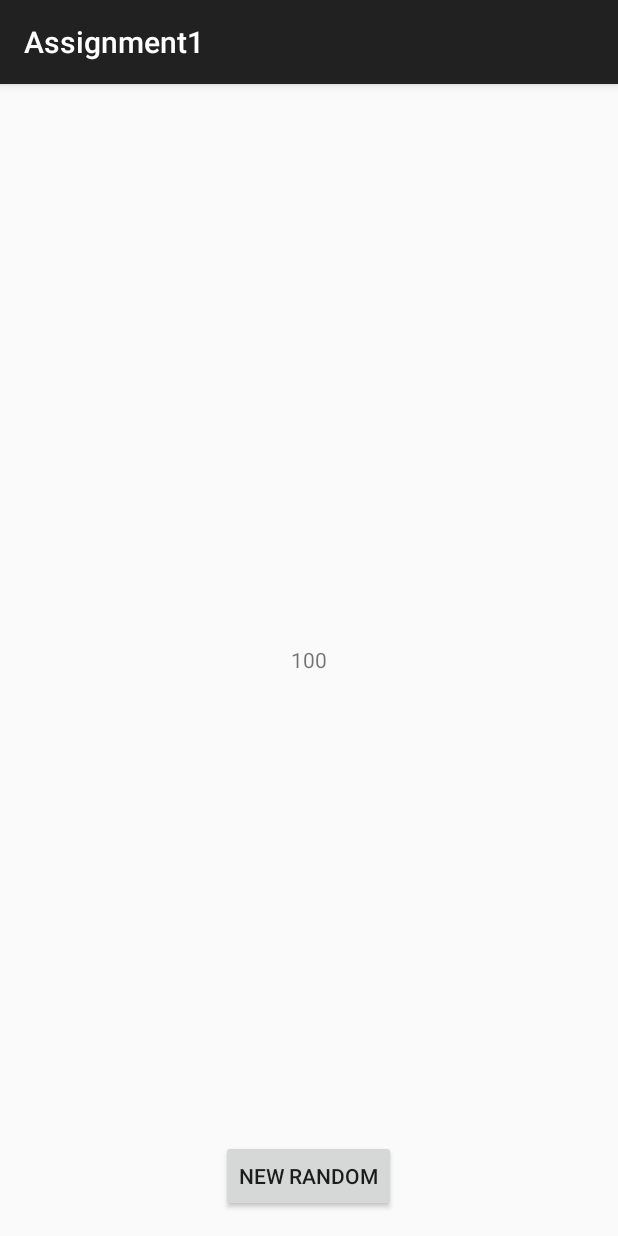
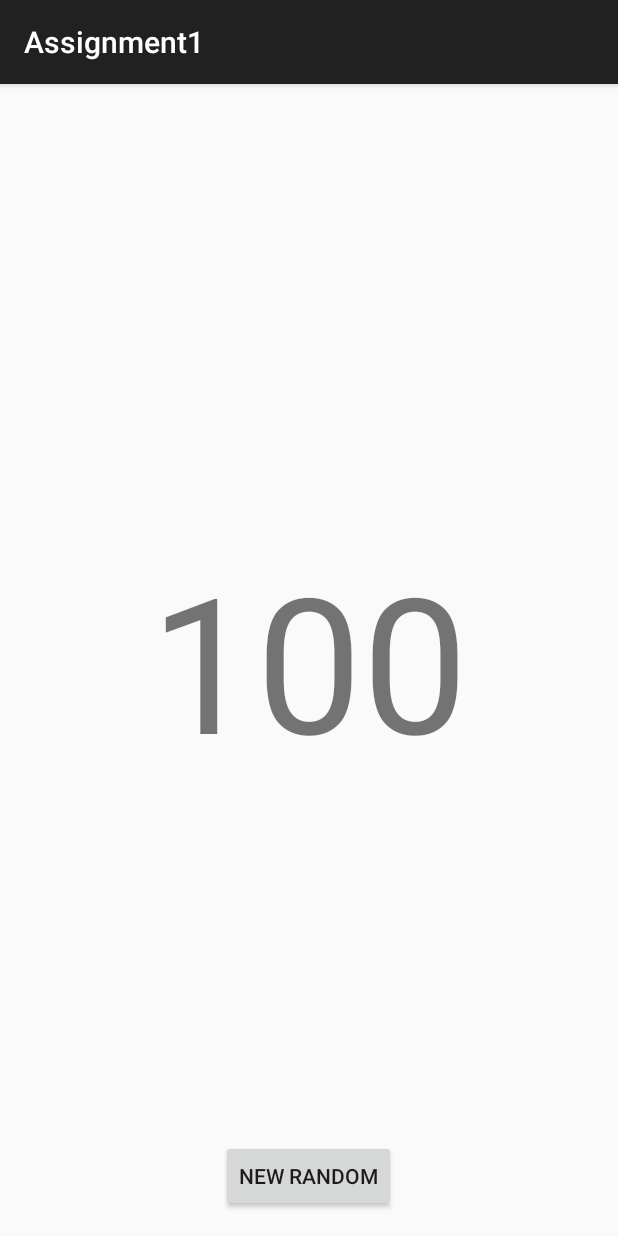
Before and after one commit to T-Nilsson/AndroidAssignment1, an Android app: the RandomActivity screen opened directly, with no data from a screen before it, on a phone screen of 412 x 824 dp. Run offline under Robolectric (Android 15) with nearby library versions, the phone set to English and light mode, and no system bars.

Commit message:
Engrose text size

```diff
--- a/app/src/main/res/layout/activity_random.xml
+++ b/app/src/main/res/layout/activity_random.xml
@@ -22,6 +22,7 @@
         android:layout_width="wrap_content"
         android:layout_height="wrap_content"
         android:text="@string/randomNumber"
+        android:textSize="126sp"
         android:layout_centerVertical="true"
         android:layout_centerHorizontal="true" />
 
```
